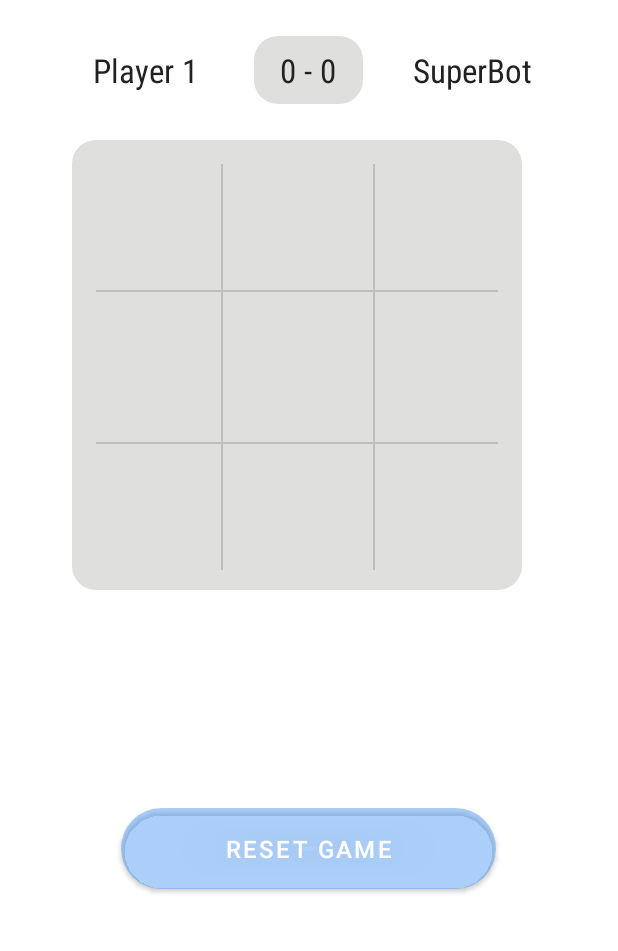
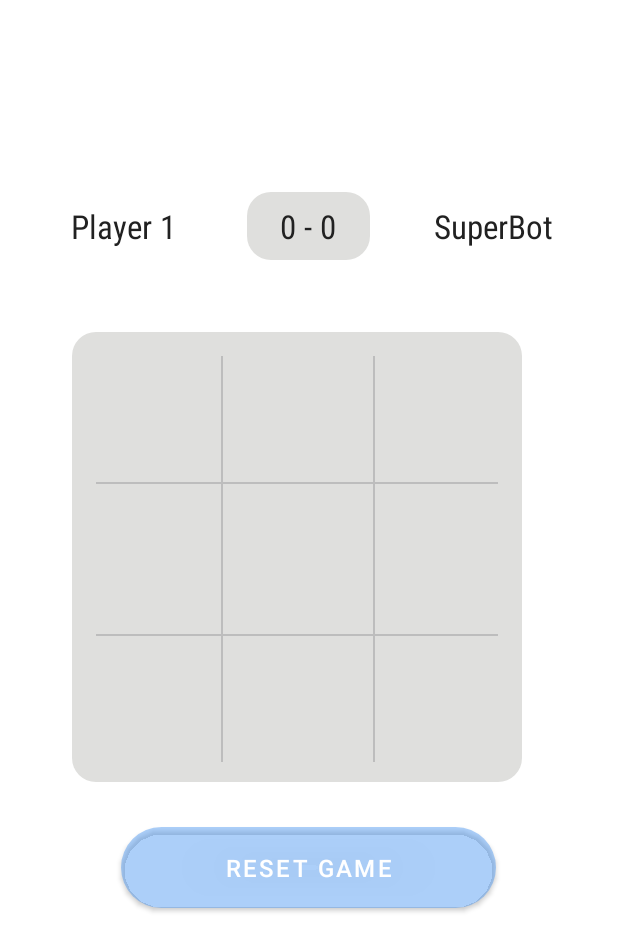
Before and after one commit to kumarav1nash/Tic-Tac-Toe-With-Unbeatable-AI-Opponent, an Android app: the screen it shows after launch (GameBoardActivity), after a tap on "CONTINUE", on a phone screen of 412 x 824 dp. Shown: the top 951 px of the screen. Run offline under Robolectric (Android 15) with nearby library versions, the phone set to English and light mode, and no system bars; our stand-ins replace data binding.

Commit message:
Tweaked UI

```diff
--- a/app/src/main/res/layout/activity_game_board.xml
+++ b/app/src/main/res/layout/activity_game_board.xml
@@ -9,15 +9,17 @@
 
     <LinearLayout
         android:layout_width="match_parent"
-        android:layout_height="match_parent"
+        android:layout_height="wrap_content"
+        android:layout_marginTop="64dp"
         android:orientation="vertical"
         tools:context=".GameBoardActivity">
 
         <LinearLayout
             android:layout_width="match_parent"
             android:layout_height="wrap_content"
-            android:layout_margin="24dp"
-            android:gravity="bottom">
+            android:layout_marginTop="64dp"
+
+            >
 
             <TextView
                 android:id="@+id/playerName"
@@ -52,6 +54,7 @@
             android:layout_width="300dp"
             android:layout_height="300dp"
             android:layout_marginHorizontal="48dp"
+            android:layout_marginTop="48dp"
             android:background="@drawable/round_bg"
             android:orientation="vertical">
 
@@ -187,12 +190,10 @@
 
         <LinearLayout
             android:layout_width="match_parent"
-            android:layout_height="0dp"
-            android:layout_gravity="center"
-            android:layout_marginHorizontal="24dp"
-            android:layout_marginBottom="8dp"
-            android:layout_weight="0.2"
+            android:layout_height="wrap_content"
+            android:layout_gravity="bottom"
             android:gravity="center"
+            android:layout_marginTop="24dp"
             android:orientation="vertical">
 
             <com.google.android.material.button.MaterialButton
```
